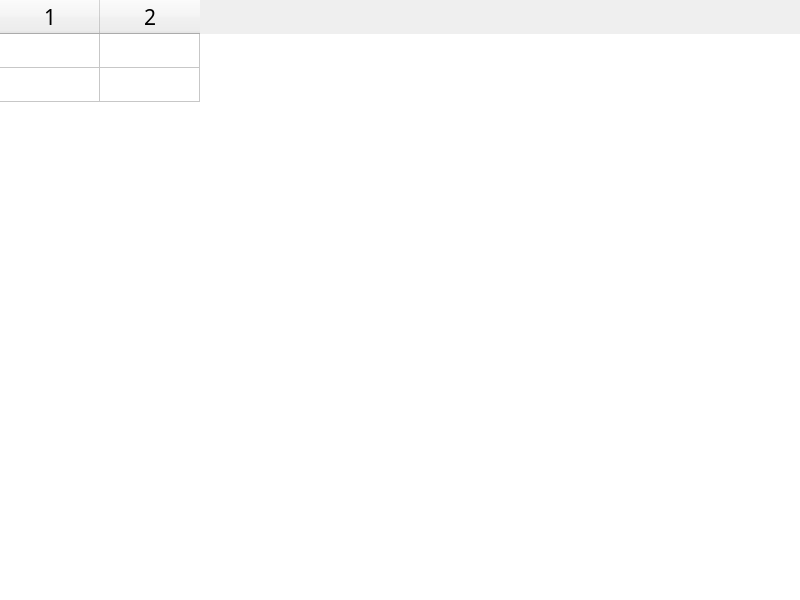
Old version of the form myqtpy/searchresult.ui in the repository alchenerd/hvhnonc.
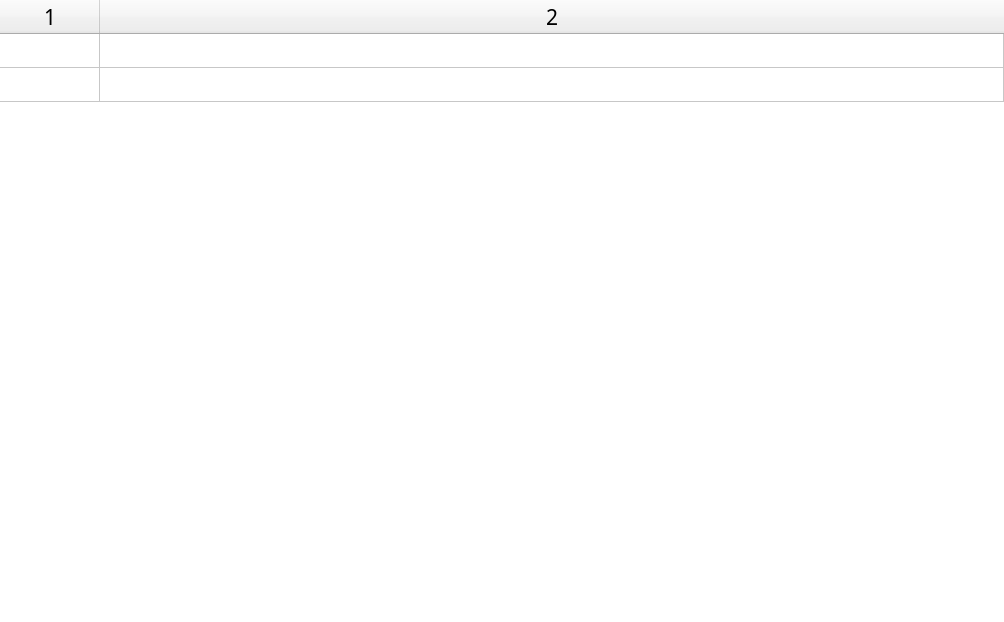
New version of the form.

Commit message: Add final touches of the search result dialog

Patch:
```diff
--- a/myqtpy/searchresult.ui
+++ b/myqtpy/searchresult.ui
@@ -9,14 +9,14 @@
    <rect>
     <x>0</x>
     <y>0</y>
-    <width>800</width>
-    <height>600</height>
+    <width>1004</width>
+    <height>622</height>
    </rect>
   </property>
   <property name="sizePolicy">
    <sizepolicy hsizetype="Expanding" vsizetype="Expanding">
-    <horstretch>0</horstretch>
-    <verstretch>0</verstretch>
+    <horstretch>1</horstretch>
+    <verstretch>1</verstretch>
    </sizepolicy>
   </property>
   <property name="font">
@@ -31,18 +31,29 @@
   <property name="windowOpacity">
    <double>1.000000000000000</double>
   </property>
-  <widget class="QWidget" name="horizontalLayoutWidget">
-   <property name="geometry">
-    <rect>
-     <x>0</x>
-     <y>0</y>
-     <width>801</width>
-     <height>601</height>
-    </rect>
-   </property>
-   <layout class="QHBoxLayout" name="horizontalLayout">
+  <property name="sizeGripEnabled">
+   <bool>false</bool>
+  </property>
+  <layout class="QHBoxLayout" name="horizontalLayout_2" stretch="0">
+   <property name="spacing">
+    <number>0</number>
+   </property>
+   <property name="leftMargin">
+    <number>0</number>
+   </property>
+   <property name="topMargin">
+    <number>0</number>
+   </property>
+   <property name="rightMargin">
+    <number>0</number>
+   </property>
+   <property name="bottomMargin">
+    <number>0</number>
+   </property>
+   <item>
+    <layout class="QHBoxLayout" name="horizontalLayout_3">
     <property name="sizeConstraint">
-     <enum>QLayout::SetNoConstraint</enum>
+      <enum>QLayout::SetDefaultConstraint</enum>
     </property>
     <item>
      <widget class="QTableWidget" name="tableWidget">
@@ -95,7 +106,7 @@
        <bool>true</bool>
       </property>
       <property name="wordWrap">
-       <bool>true</bool>
+        <bool>false</bool>
       </property>
       <property name="rowCount">
        <number>2</number>
@@ -107,7 +118,7 @@
        <bool>true</bool>
       </attribute>
       <attribute name="horizontalHeaderStretchLastSection">
-       <bool>false</bool>
+        <bool>true</bool>
       </attribute>
       <attribute name="verticalHeaderVisible">
        <bool>false</bool>
@@ -148,7 +159,8 @@
      </widget>
     </item>
    </layout>
-  </widget>
+   </item>
+  </layout>
  </widget>
  <resources/>
  <connections/>
```
Left out of the diff: 3 changed lines with no effect on the pictures. Lines whose indentation alone changed are shown as unchanged. The commit also changes 6 other files.
